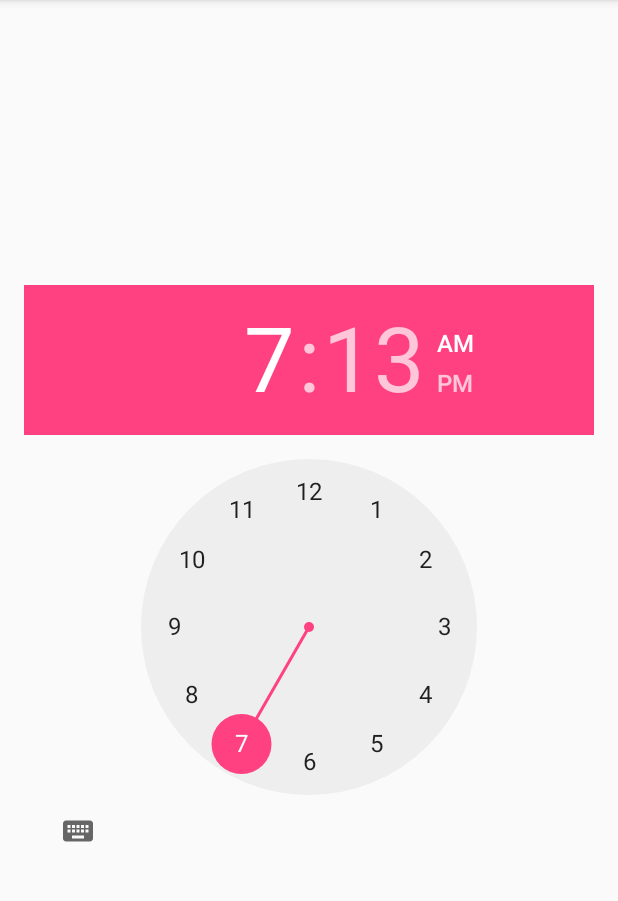
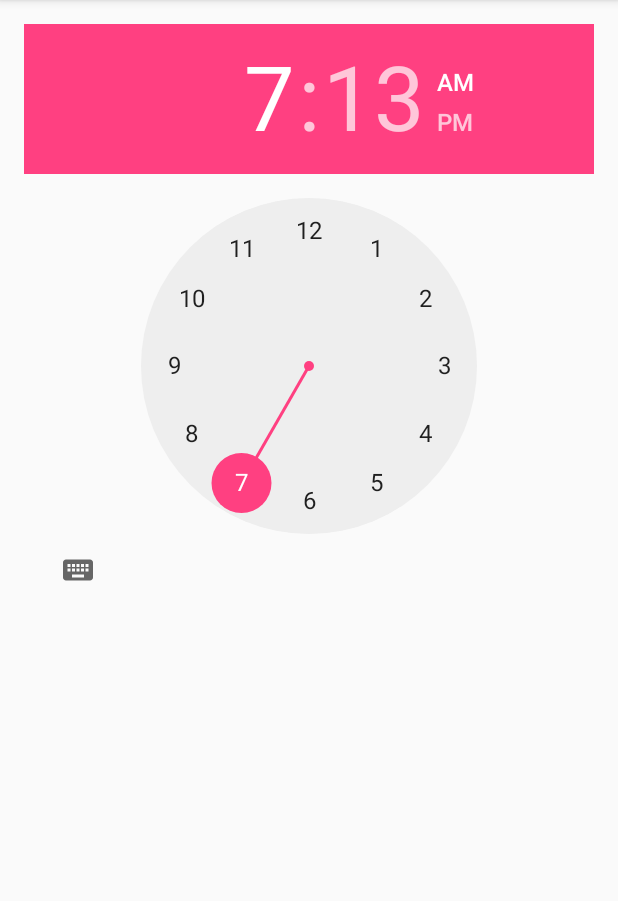
Before and after one commit to joppichristian/ParkingFinder, an Android app: the screen it shows after launch (filter), on a phone screen of 412 x 824 dp, the part 84-985 px from its top. Run offline under Robolectric (Android 15) with nearby library versions, the phone set to English and light mode, and no system bars.

Commit message:
diff test

```diff
--- a/app/src/main/res/layout/activity_filter.xml
+++ b/app/src/main/res/layout/activity_filter.xml
@@ -13,8 +13,8 @@
         android:layout_width="wrap_content"
         android:layout_height="wrap_content"
         android:id="@+id/timePicker"
-        android:layout_centerVertical="true"
+        android:layout_alignParentTop="true"
         android:layout_alignParentLeft="true"
-        android:layout_alignParentStart="true" />
+        android:layout_alignParentStart="true"/>
 
 </RelativeLayout>
```
